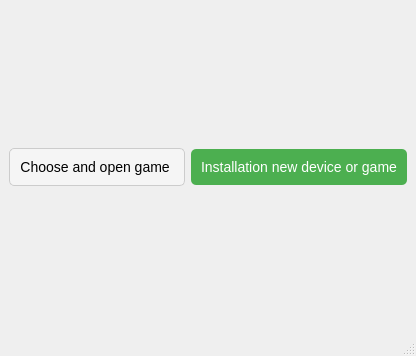
Above: QT_Choose_Game/mainwindow.ui from F3lixxx/vr_start before the change. Below: the same form after it.
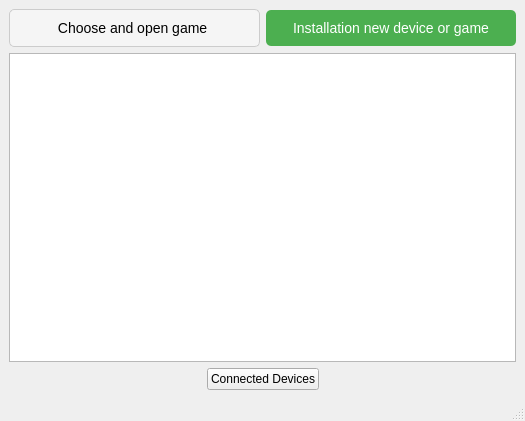
That is the form after the change.

```diff
--- a/QT_Choose_Game/mainwindow.ui
+++ b/QT_Choose_Game/mainwindow.ui
@@ -9,8 +9,8 @@
    <rect>
     <x>0</x>
     <y>0</y>
-    <width>414</width>
-    <height>356</height>
+    <width>525</width>
+    <height>421</height>
    </rect>
   </property>
   <property name="windowTitle">
@@ -32,8 +32,28 @@
      <verstretch>0</verstretch>
     </sizepolicy>
    </property>
-   <layout class="QHBoxLayout" name="horizontalLayout">
-    <item>
+   <layout class="QGridLayout" name="gridLayout">
+    <item row="0" column="1">
+     <widget class="QPushButton" name="pb_init_new_device_game">
+      <property name="styleSheet">
+       <string notr="true">QPushButton {
+    background-color: #4CAF50; /* Зелёный фон по умолчанию */
+    color: white;
+    font-size: 14px;
+    border-radius: 5px;
+    padding: 10px;
+}
+
+QPushButton:hover {
+    background-color: #45a049; /* Тёмно-зелёный фон при наведении */
+}</string>
+      </property>
+      <property name="text">
+       <string>Installation new device or game</string>
+      </property>
+     </widget>
+    </item>
+    <item row="0" column="0">
      <widget class="QPushButton" name="pb_openGame">
       <property name="styleSheet">
        <string notr="true">QPushButton {
@@ -54,25 +74,53 @@
       </property>
      </widget>
     </item>
-    <item>
-     <widget class="QPushButton" name="pb_init_new_device_game">
-      <property name="styleSheet">
-       <string notr="true">QPushButton {
-    background-color: #4CAF50; /* Зелёный фон по умолчанию */
-    color: white;
-    font-size: 14px;
-    border-radius: 5px;
-    padding: 10px;
-}
-
-QPushButton:hover {
-    background-color: #45a049; /* Тёмно-зелёный фон при наведении */
-}</string>
-      </property>
-      <property name="text">
-       <string>Installation new device or game</string>
-      </property>
-     </widget>
+    <item row="2" column="0" colspan="2">
+     <layout class="QVBoxLayout" name="verticalLayout">
+      <item>
+       <widget class="QTextEdit" name="te_adb_devices">
+        <property name="readOnly">
+         <bool>true</bool>
+        </property>
+       </widget>
+      </item>
+      <item>
+       <layout class="QHBoxLayout" name="horizontalLayout">
+        <item>
+         <spacer name="horizontalSpacer">
+          <property name="orientation">
+           <enum>Qt::Orientation::Horizontal</enum>
+          </property>
+          <property name="sizeHint" stdset="0">
+           <size>
+            <width>40</width>
+            <height>20</height>
+           </size>
+          </property>
+         </spacer>
+        </item>
+        <item>
+         <widget class="QPushButton" name="pb_devices">
+          <property name="text">
+           <string>Connected Devices</string>
+          </property>
+         </widget>
+        </item>
+        <item>
+         <spacer name="horizontalSpacer_2">
+          <property name="orientation">
+           <enum>Qt::Orientation::Horizontal</enum>
+          </property>
+          <property name="sizeHint" stdset="0">
+           <size>
+            <width>40</width>
+            <height>20</height>
+           </size>
+          </property>
+         </spacer>
+        </item>
+       </layout>
+      </item>
+     </layout>
     </item>
    </layout>
   </widget>
```
Left out of the diff: 2 changed lines with no effect on the pictures.
